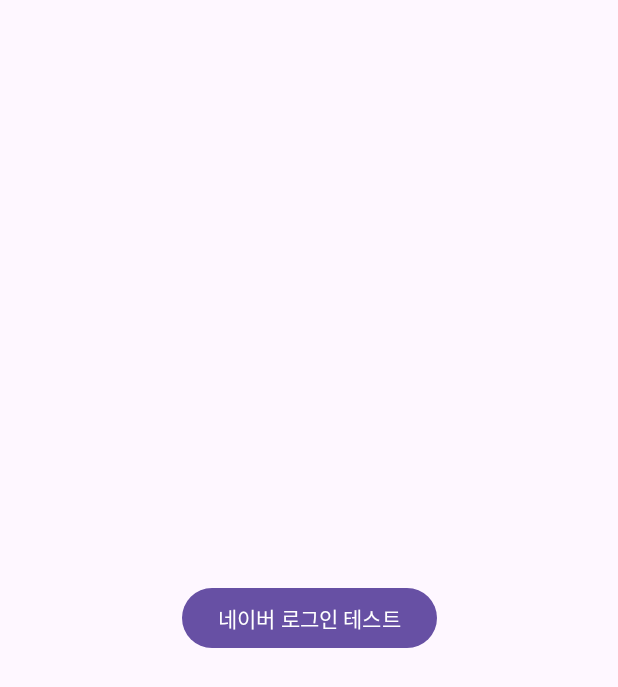
After one commit to Kusitms-Hackathon-C/kusitms-hackathon-c, an Android app: the layout activity_login.xml on its own in the app's theme, with its tools: preview values and no code run, on a phone screen of 412 x 824 dp. The commit adds this screen. Shown: the top 687 px of the screen. Run offline under Robolectric (Android 15) with nearby library versions, the phone set to English and light mode, and no system bars.

Commit message:
[feat] : 로그인 레이아웃 추가 (#1)

```diff
--- a/app/build.gradle
+++ b/app/build.gradle
@@ -82,4 +82,8 @@
     // Dagger Hilt
     implementation 'com.google.dagger:hilt-android:2.47'
     kapt "com.google.dagger:hilt-compiler:2.47"
+
+
+    // 네이버 로그인
+    implementation 'com.navercorp.nid:oauth:5.1.1'
 }
--- a/app/src/main/AndroidManifest.xml
+++ b/app/src/main/AndroidManifest.xml
@@ -17,6 +17,12 @@
         <activity
             android:name=".presentation.ui.main.MainActivity"
             android:exported="true">
+
+        </activity>
+
+        <activity
+            android:name=".presentation.ui.login.LoginActivity"
+            android:exported="true">
             <intent-filter>
                 <action android:name="android.intent.action.MAIN" />
 
--- /dev/null
+++ b/app/src/main/res/layout/activity_login.xml
@@ -0,0 +1,19 @@
+<?xml version="1.0" encoding="utf-8"?>
+<androidx.constraintlayout.widget.ConstraintLayout xmlns:android="http://schemas.android.com/apk/res/android"
+    xmlns:app="http://schemas.android.com/apk/res-auto"
+    xmlns:tools="http://schemas.android.com/tools"
+    android:layout_width="match_parent"
+    android:layout_height="match_parent">
+
+    <Button
+        android:id="@+id/btn_naver_login"
+        android:layout_width="wrap_content"
+        android:layout_height="wrap_content"
+        android:text="네이버 로그인 테스트"
+        app:layout_constraintBottom_toBottomOf="parent"
+        app:layout_constraintEnd_toEndOf="parent"
+        app:layout_constraintStart_toStartOf="parent"
+        app:layout_constraintTop_toTopOf="parent" />
+
+
+</androidx.constraintlayout.widget.ConstraintLayout>
```
Also changed, not shown: app/src/main/java/com/pcandriod/kusitms_hackathon_c/presentation/ui/login/LoginActivity.kt (added, +20 -0 lines), app/src/main/java/com/pcandriod/kusitms_hackathon_c/presentation/ui/main/MainActivity.kt (line endings or trailing spaces).
